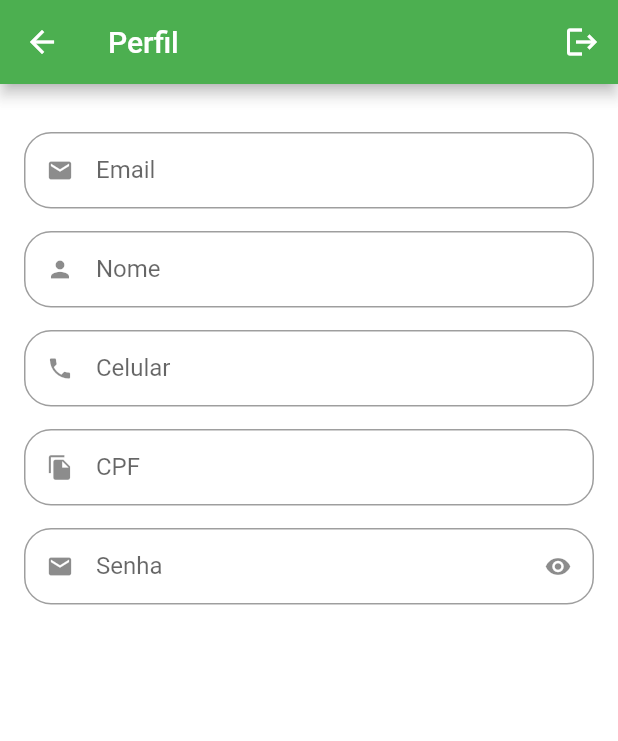
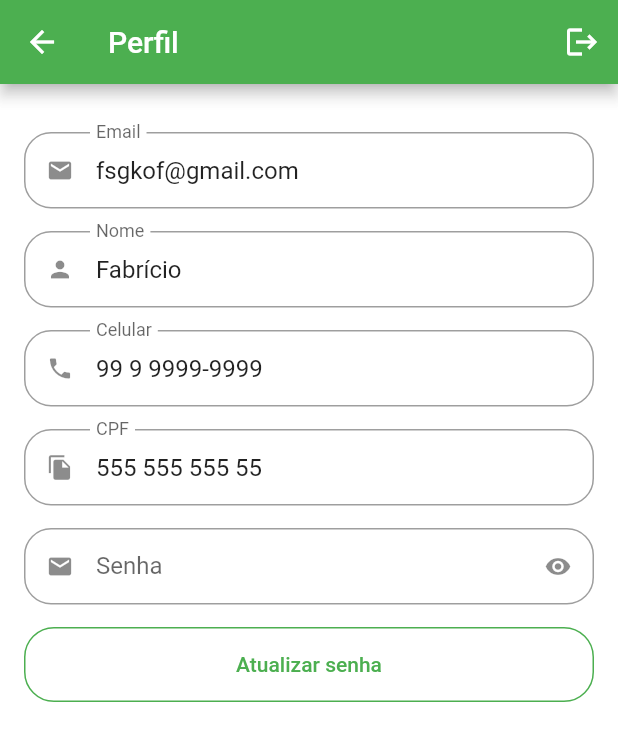
Before and after one commit to Fabricio-Guima/dart-fundamentos, a Flutter app: the ProfileTab screen opened directly, on a phone screen of 412 x 824 dp. Shown: the top 741 px of the screen. Run offline on Flutter 3.47's test engine with Material 2 defaults, Android fonts, the phone set to English and light mode, and no system bars; our stand-ins replace animated_text_kit, badges, mask_text_input_formatter, sqflite, synchronized; missing offline and left inert: dart:mirrors, mysql1; accounts and stored records are empty.

Commit message:
botao de atualizar senha do user

```diff
--- a/quitanda/lib/src/config/app_data.dart
+++ b/quitanda/lib/src/config/app_data.dart
@@ -84,9 +84,9 @@ List<CartItemModel> cartItems = [
 //dados do usuário
 
 UserModel user = UserModel(
-  celular: '99 9 9999-9999',
+  phone: '99 9 9999-9999',
   cpf: '555 555 555 55',
   email: 'fsgkof@gmail.com',
   name: 'Fabrício',
-  senha: '',
+  password: '',
 );
--- a/quitanda/lib/src/models/user_model.dart
+++ b/quitanda/lib/src/models/user_model.dart
@@ -1,15 +1,15 @@
 class UserModel {
   String name;
   String email;
-  String celular;
+  String phone;
   String cpf;
-  String senha;
+  String password;
 
   UserModel({
     required this.name,
     required this.email,
-    required this.celular,
+    required this.phone,
     required this.cpf,
-    required this.senha,
+    required this.password,
   });
 }
--- a/quitanda/lib/src/pages/common_widgets/customTextField.dart
+++ b/quitanda/lib/src/pages/common_widgets/customTextField.dart
@@ -7,6 +7,9 @@ class CustomTextField extends StatefulWidget {
   final bool isSecret;
   //formatar input
   final List<TextInputFormatter>? inputFormatters;
+  //inicializa o input com um valor default
+  final String? initialValue;
+  final bool readOnly;
 
   const CustomTextField({
     Key? key,
@@ -14,6 +17,8 @@ class CustomTextField extends StatefulWidget {
     required this.label,
     this.isSecret = false,
     this.inputFormatters,
+    this.initialValue,
+    this.readOnly = false,
   }) : super(key: key);
 
   @override
@@ -34,6 +39,10 @@ class _CustomTextFieldState extends State<CustomTextField> {
     return Padding(
       padding: const EdgeInsets.only(bottom: 15),
       child: TextFormField(
+        //deixar o input somente modo leitura, nao pode digitar
+        readOnly: widget.readOnly,
+        //inicializa o input com um valor default
+        initialValue: widget.initialValue,
         //formatar input
         inputFormatters: widget.inputFormatters,
         obscureText: isObscure,
--- a/quitanda/lib/src/pages/profile/profile_tab.dart
+++ b/quitanda/lib/src/pages/profile/profile_tab.dart
@@ -23,20 +23,57 @@ class ProfileTab extends StatelessWidget {
         //animação de scroll
         physics: const BouncingScrollPhysics(),
         padding: const EdgeInsets.fromLTRB(16, 32, 16, 16),
-        children: const [
+        children: [
           //email
-          CustomTextField(icon: Icons.email, label: 'Email'),
+          CustomTextField(
+            initialValue: appData.user.email,
+            icon: Icons.email,
+            label: 'Email',
+            readOnly: true,
+          ),
           //nome
-          CustomTextField(icon: Icons.person, label: 'Nome'),
+          CustomTextField(
+            initialValue: appData.user.name,
+            icon: Icons.person,
+            label: 'Nome',
+            readOnly: true,
+          ),
           //celular
-          CustomTextField(icon: Icons.phone, label: 'Celular'),
+          CustomTextField(
+            initialValue: appData.user.phone,
+            icon: Icons.phone,
+            label: 'Celular',
+            readOnly: true,
+          ),
           //cpf
-          CustomTextField(icon: Icons.file_copy, label: 'CPF'),
+          CustomTextField(
+            initialValue: appData.user.cpf,
+            icon: Icons.file_copy,
+            label: 'CPF',
+            readOnly: true,
+          ),
           //atualizar senha
           CustomTextField(
+            initialValue: appData.user.password,
             icon: Icons.email,
             label: 'Senha',
             isSecret: true,
+            readOnly: false,
+          ),
+          SizedBox(
+            height: 50,
+            child: OutlinedButton(
+              style: OutlinedButton.styleFrom(
+                side: const BorderSide(
+                  color: Colors.green,
+                ),
+                shape: RoundedRectangleBorder(
+                  borderRadius: BorderRadius.circular(20),
+                ),
+              ),
+              onPressed: () {},
+              child: const Text('Atualizar senha'),
+            ),
           ),
         ],
       ),
```
